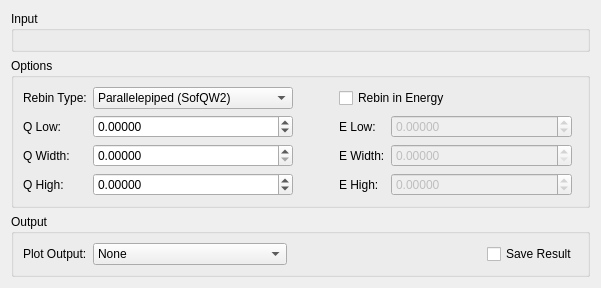
The window that Code/Mantid/MantidQt/CustomInterfaces/inc/MantidQtCustomInterfaces/Indirect/IndirectSqw.ui (mantidproject/mantid) describes before a commit, drawn with Qt 5.
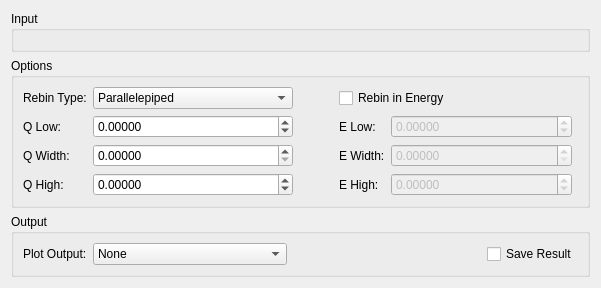
The same window after the commit. Custom widgets are drawn as their Qt base class.

Commit message:
Use the new SofQW workflow algorithm
Refs #11640

What changed in the file:
```diff
--- a/Code/Mantid/MantidQt/CustomInterfaces/inc/MantidQtCustomInterfaces/Indirect/IndirectSqw.ui
+++ b/Code/Mantid/MantidQt/CustomInterfaces/inc/MantidQtCustomInterfaces/Indirect/IndirectSqw.ui
@@ -369,7 +369,7 @@
           </property>
           <item>
            <property name="text">
-            <string>Parallelepiped (SofQW2)</string>
+            <string>Parallelepiped</string>
            </property>
           </item>
           <item>
```
Left out of the diff: 2 changed lines with no effect on the pictures. The commit also changes 1 other file.
